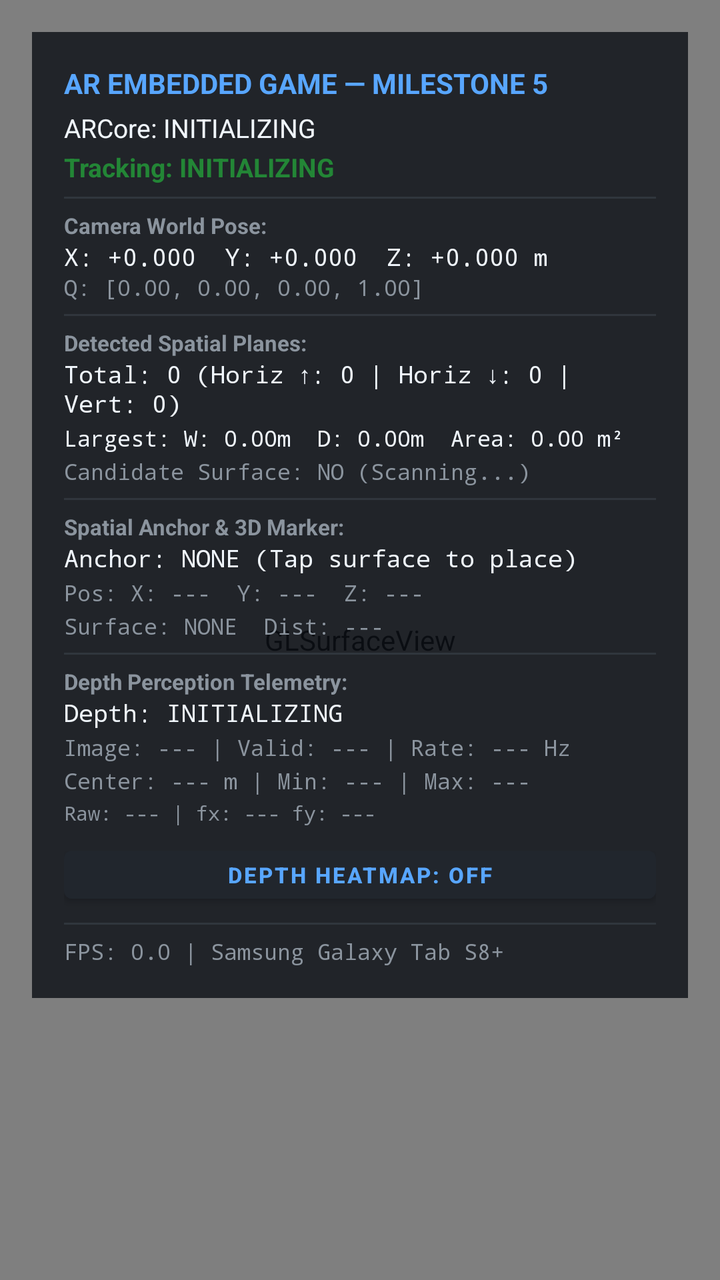
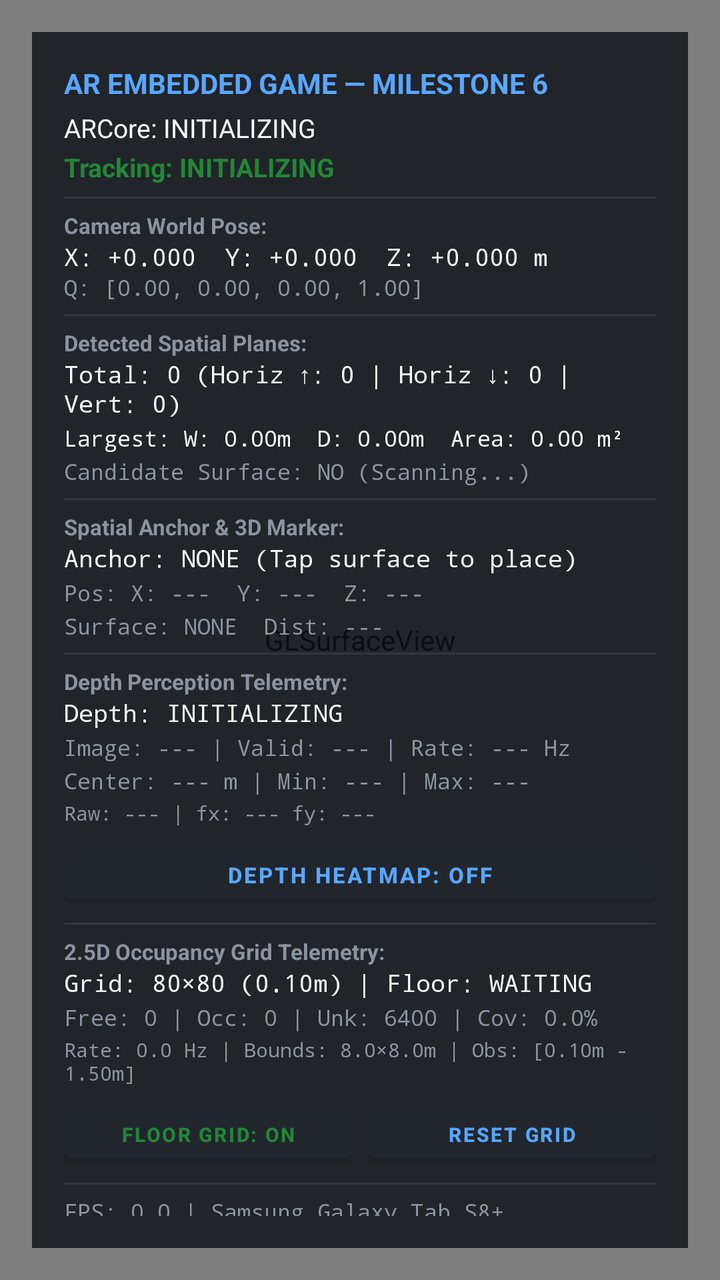

Before-and-after screenshots of an Android layout around one commit, followed by the original layout XML and the change that was made.
<!-- AndroidManifest.xml: application theme Theme.ARGame -->
<!-- res/layout/activity_main.xml -->
<?xml version="1.0" encoding="utf-8"?>
<FrameLayout xmlns:android="http://schemas.android.com/apk/res/android"
    android:layout_width="match_parent"
    android:layout_height="match_parent"
    android:background="@color/bg_dark">

    
    <android.opengl.GLSurfaceView
        android:id="@+id/surfaceView"
        android:layout_width="match_parent"
        android:layout_height="match_parent" />

    
    <LinearLayout
        android:id="@+id/diagnosticsCard"
        android:layout_width="wrap_content"
        android:layout_height="wrap_content"
        android:layout_gravity="top|start"
        android:layout_margin="16dp"
        android:background="#D00D1117"
        android:orientation="vertical"
        android:padding="16dp">

        <TextView
            android:id="@+id/tvHeader"
            android:layout_width="wrap_content"
            android:layout_height="wrap_content"
            android:text="AR EMBEDDED GAME — MILESTONE 5"
            android:textColor="@color/accent_cyan"
            android:textSize="14sp"
            android:textStyle="bold" />

        <TextView
            android:id="@+id/tvArcoreStatus"
            android:layout_width="wrap_content"
            android:layout_height="wrap_content"
            android:layout_marginTop="4dp"
            android:text="ARCore: INITIALIZING"
            android:textColor="@color/text_primary"
            android:textSize="13sp" />

        <TextView
            android:id="@+id/tvTrackingStatus"
            android:layout_width="wrap_content"
            android:layout_height="wrap_content"
            android:layout_marginTop="2dp"
            android:text="Tracking: INITIALIZING"
            android:textColor="@color/accent_green"
            android:textSize="13sp"
            android:textStyle="bold" />

        <View
            android:layout_width="match_parent"
            android:layout_height="1dp"
            android:layout_marginTop="6dp"
            android:layout_marginBottom="6dp"
            android:background="#30363D" />

        <TextView
            android:layout_width="wrap_content"
            android:layout_height="wrap_content"
            android:text="Camera World Pose:"
            android:textColor="@color/text_secondary"
            android:textSize="11sp"
            android:textStyle="bold" />

        <TextView
            android:id="@+id/tvPosePosition"
            android:layout_width="wrap_content"
            android:layout_height="wrap_content"
            android:fontFamily="monospace"
            android:text="X: +0.000  Y: +0.000  Z: +0.000 m"
            android:textColor="@color/text_primary"
            android:textSize="12sp" />

        <TextView
            android:id="@+id/tvPoseRotation"
            android:layout_width="wrap_content"
            android:layout_height="wrap_content"
            android:fontFamily="monospace"
            android:text="Q: [0.00, 0.00, 0.00, 1.00]"
            android:textColor="@color/text_secondary"
            android:textSize="11sp" />

        <View
            android:layout_width="match_parent"
            android:layout_height="1dp"
            android:layout_marginTop="6dp"
            android:layout_marginBottom="6dp"
            android:background="#30363D" />

        
        <TextView
            android:layout_width="wrap_content"
            android:layout_height="wrap_content"
            android:text="Detected Spatial Planes:"
            android:textColor="@color/text_secondary"
            android:textSize="11sp"
            android:textStyle="bold" />

        <TextView
            android:id="@+id/tvPlanesSummary"
            android:layout_width="wrap_content"
            android:layout_height="wrap_content"
            android:fontFamily="monospace"
            android:text="Total: 0 (Horiz ↑: 0 | Horiz ↓: 0 | Vert: 0)"
            android:textColor="@color/text_primary"
            android:textSize="12sp" />

        <TextView
            android:id="@+id/tvLargestPlane"
            android:layout_width="wrap_content"
            android:layout_height="wrap_content"
            android:layout_marginTop="2dp"
            android:fontFamily="monospace"
            android:text="Largest: W: 0.00m  D: 0.00m  Area: 0.00 m²"
            android:textColor="@color/text_primary"
            android:textSize="11sp" />

        <TextView
            android:id="@+id/tvCandidateFloor"
            android:layout_width="wrap_content"
            android:layout_height="wrap_content"
            android:layout_marginTop="2dp"
            android:fontFamily="monospace"
            android:text="Candidate Surface: NO (Scanning...)"
            android:textColor="@color/text_secondary"
            android:textSize="11sp" />

        <View
            android:layout_width="match_parent"
            android:layout_height="1dp"
            android:layout_marginTop="6dp"
            android:layout_marginBottom="6dp"
            android:background="#30363D" />

        
        <TextView
            android:layout_width="wrap_content"
            android:layout_height="wrap_content"
            android:text="Spatial Anchor &amp; 3D Marker:"
            android:textColor="@color/text_secondary"
            android:textSize="11sp"
            android:textStyle="bold" />

        <TextView
            android:id="@+id/tvAnchorStatus"
            android:layout_width="wrap_content"
            android:layout_height="wrap_content"
            android:fontFamily="monospace"
            android:text="Anchor: NONE (Tap surface to place)"
            android:textColor="@color/text_primary"
            android:textSize="12sp" />

        <TextView
            android:id="@+id/tvAnchorPose"
            android:layout_width="wrap_content"
            android:layout_height="wrap_content"
            android:layout_marginTop="2dp"
            android:fontFamily="monospace"
            android:text="Pos: X: ---  Y: ---  Z: ---"
            android:textColor="@color/text_secondary"
            android:textSize="11sp" />

        <TextView
            android:id="@+id/tvAnchorSurface"
            android:layout_width="wrap_content"
            android:layout_height="wrap_content"
            android:layout_marginTop="2dp"
            android:fontFamily="monospace"
            android:text="Surface: NONE  Dist: ---"
            android:textColor="@color/text_secondary"
            android:textSize="11sp" />

        <Button
            android:id="@+id/btnResetAnchor"
            android:layout_width="match_parent"
            android:layout_height="36dp"
            android:layout_marginTop="6dp"
            android:backgroundTint="#21262D"
            android:text="RESET MARKER"
            android:textColor="@color/accent_cyan"
            android:textSize="11sp"
            android:textStyle="bold"
            android:visibility="gone" />

        <View
            android:layout_width="match_parent"
            android:layout_height="1dp"
            android:layout_marginTop="6dp"
            android:layout_marginBottom="6dp"
            android:background="#30363D" />

        
        <TextView
            android:layout_width="wrap_content"
            android:layout_height="wrap_content"
            android:text="Depth Perception Telemetry:"
            android:textColor="@color/text_secondary"
            android:textSize="11sp"
            android:textStyle="bold" />

        <TextView
            android:id="@+id/tvDepthStatus"
            android:layout_width="wrap_content"
            android:layout_height="wrap_content"
            android:fontFamily="monospace"
            android:text="Depth: INITIALIZING"
            android:textColor="@color/text_primary"
            android:textSize="12sp" />

        <TextView
            android:id="@+id/tvDepthMetrics"
            android:layout_width="wrap_content"
            android:layout_height="wrap_content"
            android:layout_marginTop="2dp"
            android:fontFamily="monospace"
            android:text="Image: --- | Valid: --- | Rate: --- Hz"
            android:textColor="@color/text_secondary"
            android:textSize="11sp" />

        <TextView
            android:id="@+id/tvDepthRanges"
            android:layout_width="wrap_content"
            android:layout_height="wrap_content"
            android:layout_marginTop="2dp"
            android:fontFamily="monospace"
            android:text="Center: --- m | Min: --- | Max: ---"
            android:textColor="@color/text_secondary"
            android:textSize="11sp" />

        <TextView
            android:id="@+id/tvDepthRawIntrinsics"
            android:layout_width="wrap_content"
            android:layout_height="wrap_content"
            android:layout_marginTop="2dp"
            android:fontFamily="monospace"
            android:text="Raw: --- | fx: --- fy: ---"
            android:textColor="@color/text_secondary"
            android:textSize="10sp" />

        <Button
            android:id="@+id/btnToggleDepthView"
            android:layout_width="match_parent"
            android:layout_height="36dp"
            android:layout_marginTop="6dp"
            android:backgroundTint="#21262D"
            android:text="DEPTH HEATMAP: OFF"
            android:textColor="@color/accent_cyan"
            android:textSize="11sp"
            android:textStyle="bold" />

        <View
            android:layout_width="match_parent"
            android:layout_height="1dp"
            android:layout_marginTop="6dp"
            android:layout_marginBottom="6dp"
            android:background="#30363D" />

        <TextView
            android:id="@+id/tvPerformance"
            android:layout_width="wrap_content"
            android:layout_height="wrap_content"
            android:fontFamily="monospace"
            android:text="FPS: 0.0 | Samsung Galaxy Tab S8+"
            android:textColor="@color/text_secondary"
            android:textSize="11sp" />

    </LinearLayout>

    
    <LinearLayout
        android:id="@+id/permissionRationaleContainer"
        android:layout_width="match_parent"
        android:layout_height="match_parent"
        android:background="#F00D1117"
        android:gravity="center"
        android:orientation="vertical"
        android:padding="32dp"
        android:visibility="gone">

        <TextView
            android:layout_width="wrap_content"
            android:layout_height="wrap_content"
            android:gravity="center"
            android:text="Camera Permission Required"
            android:textColor="@color/text_primary"
            android:textSize="22sp"
            android:textStyle="bold" />

        <TextView
            android:layout_width="wrap_content"
            android:layout_height="wrap_content"
            android:layout_marginTop="16dp"
            android:gravity="center"
            android:text="This Embedded Systems AR application requires access to the tablet's camera to perform real-time visual-inertial odometry, surface detection, and spatial tracking."
            android:textColor="@color/text_secondary"
            android:textSize="15sp" />

        <Button
            android:id="@+id/btnGrantPermission"
            android:layout_width="wrap_content"
            android:layout_height="wrap_content"
            android:layout_marginTop="24dp"
            android:backgroundTint="@color/accent_cyan"
            android:text="Grant Camera Permission"
            android:textColor="@color/bg_dark" />

    </LinearLayout>

</FrameLayout>
<!-- resources referenced by this layout -->
<resources>
  <color name="accent_cyan">#FF58A6FF</color>
  <color name="accent_green">#FF238636</color>
  <color name="bg_dark">#FF0D1117</color>
  <color name="text_primary">#FFF0F6FC</color>
  <color name="text_secondary">#FF8B949E</color>
  <style name="Theme.ARGame" parent="Theme.MaterialComponents.DayNight.NoActionBar">
          <item name="colorPrimary">@color/accent_cyan</item>
          <item name="colorPrimaryVariant">@color/purple_700</item>
          <item name="colorOnPrimary">@color/white</item>
          <item name="android:statusBarColor">@color/bg_dark</item>
          <item name="android:windowBackground">@color/bg_dark</item>
      </style>
  <color name="purple_700">#FF3700B3</color>
  <color name="white">#FFFFFFFF</color>
</resources>

<!-- the commit's change to res/layout/activity_main.xml (unified diff, before → after) -->
@@ -25,7 +25,7 @@
             android:id="@+id/tvHeader"
             android:layout_width="wrap_content"
             android:layout_height="wrap_content"
-            android:text="AR EMBEDDED GAME — MILESTONE 5"
+            android:text="AR EMBEDDED GAME — MILESTONE 6"
             android:textColor="@color/accent_cyan"
             android:textSize="14sp"
             android:textStyle="bold" />
@@ -249,6 +249,82 @@
             android:textColor="@color/accent_cyan"
             android:textSize="11sp"
             android:textStyle="bold" />
+
+        <View
+            android:layout_width="match_parent"
+            android:layout_height="1dp"
+            android:layout_marginTop="6dp"
+            android:layout_marginBottom="6dp"
+            android:background="#30363D" />
+
+        
+        <TextView
+            android:layout_width="wrap_content"
+            android:layout_height="wrap_content"
+            android:text="2.5D Occupancy Grid Telemetry:"
+            android:textColor="@color/text_secondary"
+            android:textSize="11sp"
+            android:textStyle="bold" />
+
+        <TextView
+            android:id="@+id/tvGridStatus"
+            android:layout_width="wrap_content"
+            android:layout_height="wrap_content"
+            android:fontFamily="monospace"
+            android:text="Grid: 80×80 (0.10m) | Floor: WAITING"
+            android:textColor="@color/text_primary"
+            android:textSize="12sp" />
+
+        <TextView
+            android:id="@+id/tvGridCounts"
+            android:layout_width="wrap_content"
+            android:layout_height="wrap_content"
+            android:layout_marginTop="2dp"
+            android:fontFamily="monospace"
+            android:text="Free: 0 | Occ: 0 | Unk: 6400 | Cov: 0.0%"
+            android:textColor="@color/text_secondary"
+            android:textSize="11sp" />
+
+        <TextView
+            android:id="@+id/tvGridMetrics"
+            android:layout_width="wrap_content"
+            android:layout_height="wrap_content"
+            android:layout_marginTop="2dp"
+            android:fontFamily="monospace"
+            android:text="Rate: 0.0 Hz | Bounds: 8.0×8.0m | Obs: [0.10m - 1.50m]"
+            android:textColor="@color/text_secondary"
+            android:textSize="10sp" />
+
+        <LinearLayout
+            android:layout_width="match_parent"
+            android:layout_height="wrap_content"
+            android:layout_marginTop="6dp"
+            android:orientation="horizontal">
+
+            <Button
+                android:id="@+id/btnToggleGridView"
+                android:layout_width="0dp"
+                android:layout_height="36dp"
+                android:layout_weight="1"
+                android:layout_marginEnd="4dp"
+                android:backgroundTint="#21262D"
+                android:text="FLOOR GRID: ON"
+                android:textColor="@color/accent_green"
+                android:textSize="10sp"
+                android:textStyle="bold" />
+
+            <Button
+                android:id="@+id/btnResetGrid"
+                android:layout_width="0dp"
+                android:layout_height="36dp"
+                android:layout_weight="1"
+                android:layout_marginStart="4dp"
+                android:backgroundTint="#21262D"
+                android:text="RESET GRID"
+                android:textColor="@color/accent_cyan"
+                android:textSize="10sp"
+                android:textStyle="bold" />
+        </LinearLayout>
 
         <View
             android:layout_width="match_parent"
